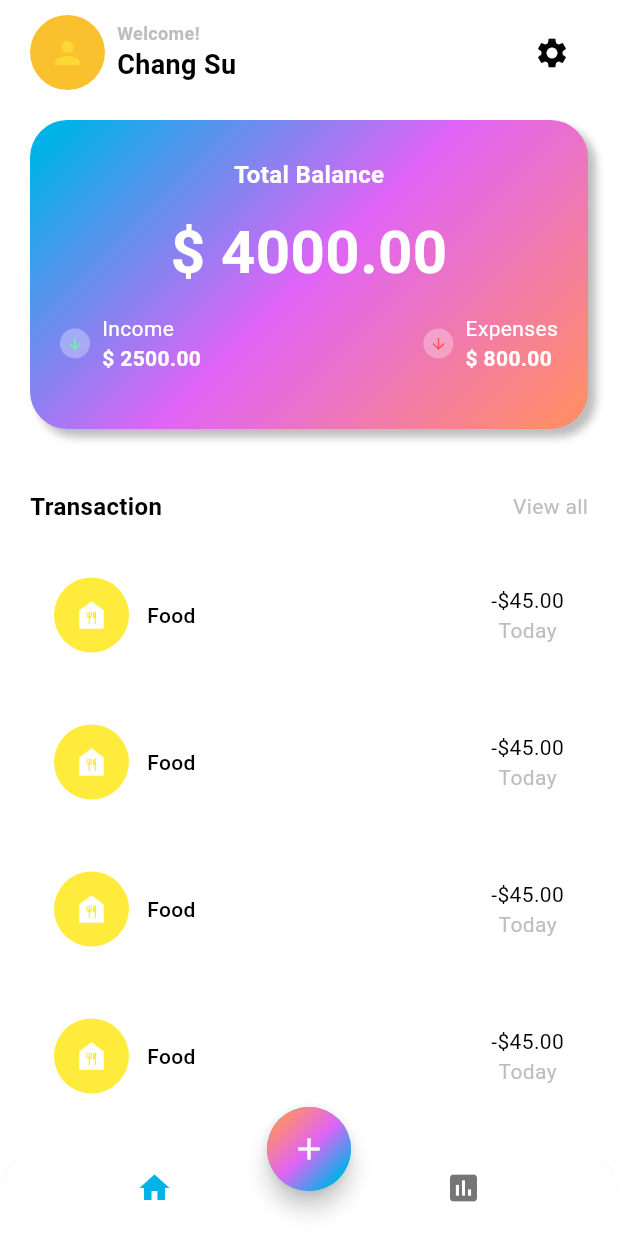
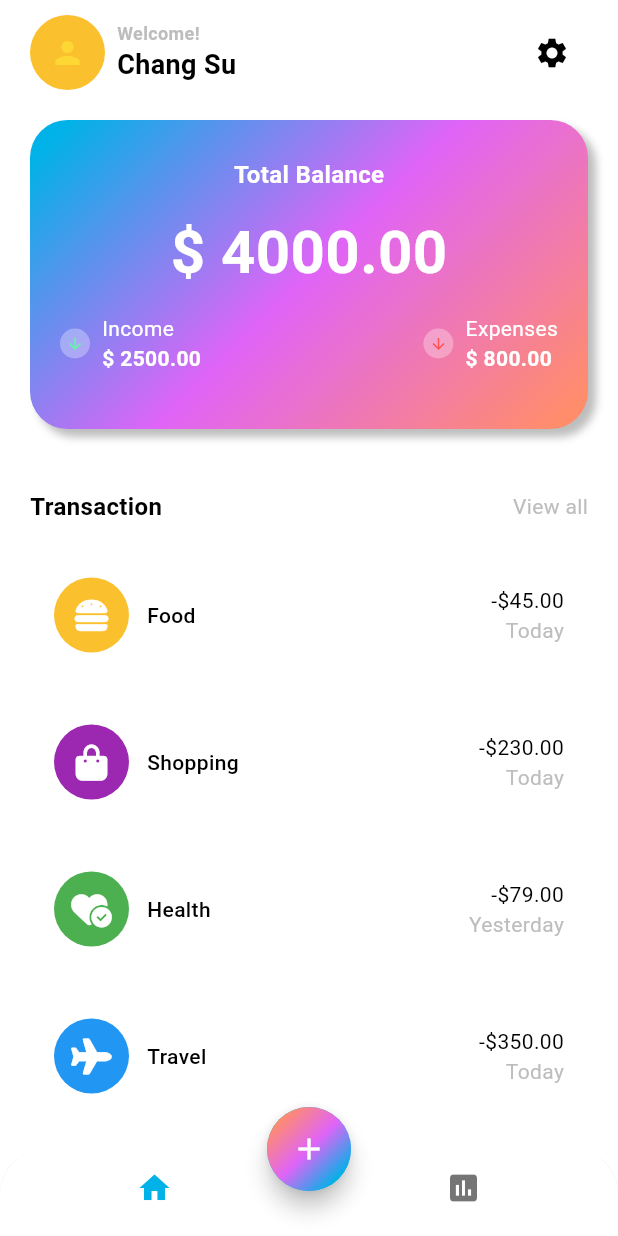
Before and after one commit to scs0209/expense-tracker, a Flutter app: the screen it shows after launch, on a phone screen of 412 x 824 dp. Run offline on Flutter 3.47's test engine with Material 3 defaults, Android fonts, the phone set to English and light mode, and no system bars; our stand-ins replace font_awesome_flutter.

Commit message:
chore: 목 거래 데이터 생성 및 메인 페이지에 적용
- 거래 데이터를 별도의 파일(data.dart)로 분리
- 거래 목록을 동적으로 표시하도록 ListView.builder를 수정하여
  transactionData를 사용
- font_awesome_flutter 패키지를 추가

```diff
--- a/lib/data/data.dart
+++ b/lib/data/data.dart
@@ -0,0 +1,45 @@
+import 'package:flutter/material.dart';
+import 'package:font_awesome_flutter/font_awesome_flutter.dart';
+
+List<Map<String, dynamic>> transactionData = [
+  {
+    'icon': const FaIcon(
+      FontAwesomeIcons.burger,
+      color: Colors.white,
+    ),
+    'color': Colors.yellow[700],
+    'name': 'Food',
+    'totalAmount': '-\$45.00',
+    'date': 'Today',
+  },
+  {
+    'icon': const FaIcon(
+      FontAwesomeIcons.bagShopping,
+      color: Colors.white,
+    ),
+    'color': Colors.purple,
+    'name': 'Shopping',
+    'totalAmount': '-\$230.00',
+    'date': 'Today',
+  },
+  {
+    'icon': const FaIcon(
+      FontAwesomeIcons.heartCircleCheck,
+      color: Colors.white,
+    ),
+    'color': Colors.green,
+    'name': 'Health',
+    'totalAmount': '-\$79.00',
+    'date': 'Yesterday',
+  },
+  {
+    'icon': const FaIcon(
+      FontAwesomeIcons.plane,
+      color: Colors.white,
+    ),
+    'color': Colors.blue,
+    'name': 'Travel',
+    'totalAmount': '-\$350.00',
+    'date': 'Today',
+  },
+];
--- a/lib/screens/home/views/main_screen.dart
+++ b/lib/screens/home/views/main_screen.dart
@@ -1,5 +1,6 @@
 import 'dart:math';
 
+import 'package:expense_tracker/data/data.dart';
 import 'package:flutter/material.dart';
 
 class MainScreen extends StatelessWidget {
@@ -239,7 +240,7 @@ class MainScreen extends StatelessWidget {
             const SizedBox(height: 20),
             Expanded(
               child: ListView.builder(
-                itemCount: 6,
+                itemCount: transactionData.length,
                 itemBuilder: (context, int i) {
                   return Padding(
                     padding: const EdgeInsets.only(bottom: 16.0),
@@ -260,22 +261,17 @@ class MainScreen extends StatelessWidget {
                                     Container(
                                       width: 50,
                                       height: 50,
-                                      decoration: const BoxDecoration(
-                                        color: Colors.yellow,
+                                      decoration: BoxDecoration(
+                                        color: transactionData[i]['color'],
                                         shape: BoxShape.circle,
                                       ),
                                     ),
-                                    const Icon(
-                                      Icons.food_bank,
-                                      color: Colors.white,
-                                    )
+                                    transactionData[i]['icon'],
                                   ],
                                 ),
-                                SizedBox(
-                                  width: 12,
-                                ),
+                                const SizedBox(width: 12),
                                 Text(
-                                  'Food',
+                                  transactionData[i]['name'],
                                   style: TextStyle(
                                     fontSize: 14,
                                     color: Theme.of(context)
@@ -287,9 +283,10 @@ class MainScreen extends StatelessWidget {
                               ],
                             ),
                             Column(
+                              crossAxisAlignment: CrossAxisAlignment.end,
                               children: [
                                 Text(
-                                  '-\$45.00',
+                                  transactionData[i]['totalAmount'],
                                   style: TextStyle(
                                     fontSize: 14,
                                     color: Theme.of(context)
@@ -299,7 +296,7 @@ class MainScreen extends StatelessWidget {
                                   ),
                                 ),
                                 Text(
-                                  'Today',
+                                  transactionData[i]['date'],
                                   style: TextStyle(
                                     fontSize: 14,
                                     color:
--- a/pubspec.yaml
+++ b/pubspec.yaml
@@ -34,6 +34,7 @@ dependencies:
   # The following adds the Cupertino Icons font to your application.
   # Use with the CupertinoIcons class for iOS style icons.
   cupertino_icons: ^1.0.6
+  font_awesome_flutter: ^10.7.0
 
 dev_dependencies:
   flutter_test:
```
Also changed, not shown: pubspec.lock.
